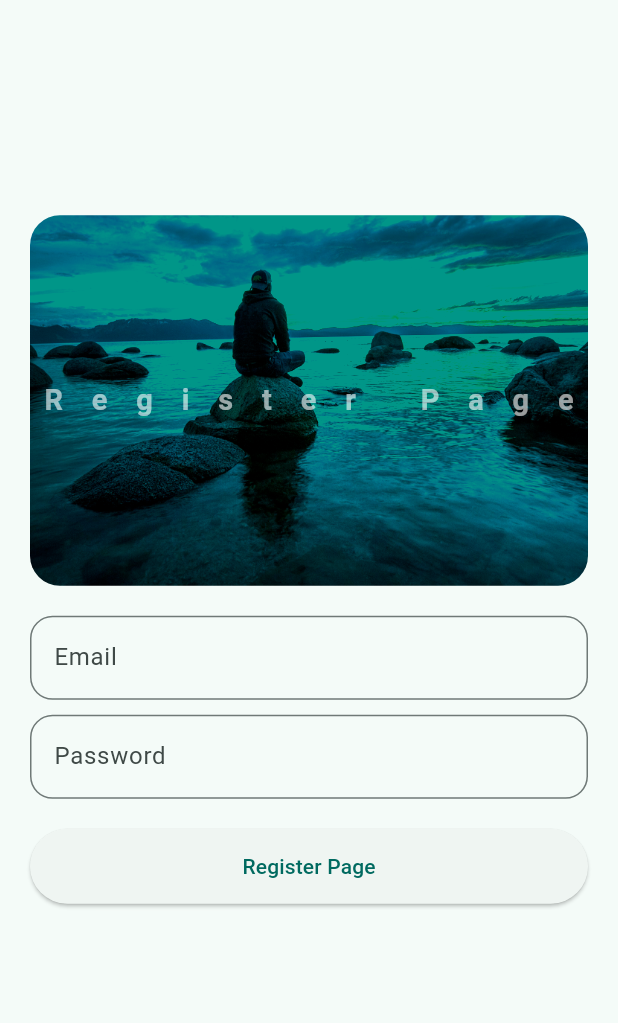
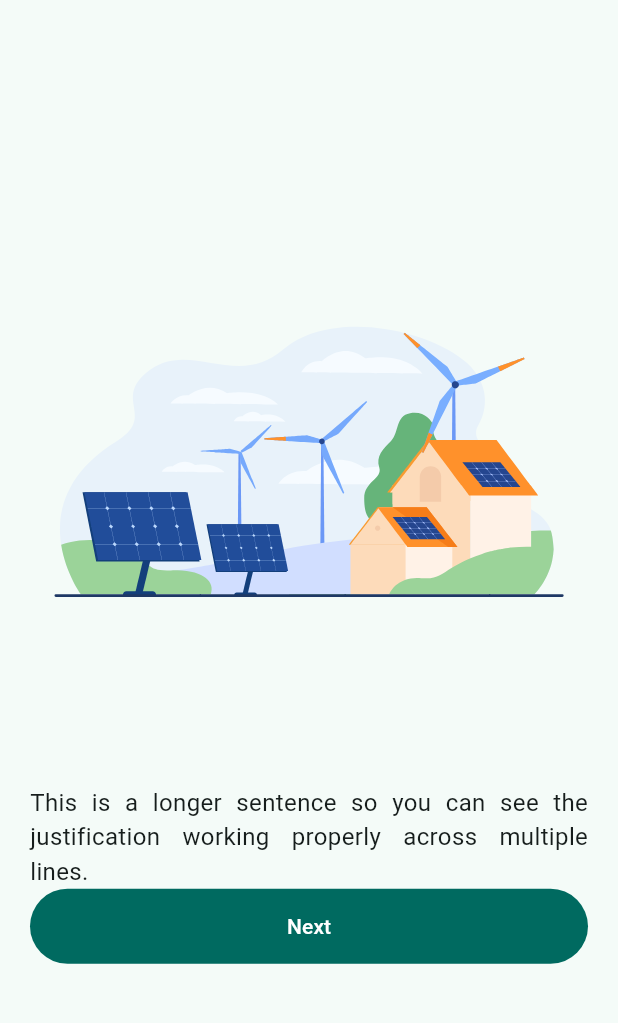
Before and after one commit to JBeluche/flutter_tutorial, a Flutter app: the screen it shows after launch, after a tap on "Get Started", on a phone screen of 412 x 824 dp, the part 63-1086 px from its top. Run offline on Flutter 3.47's test engine with Material 3 defaults, Android fonts, the phone set to English and light mode, and no system bars; our stand-ins replace lottie, shared_preferences.

Commit message:
UI Modifications

```diff
--- a/lib/data/constants.dart
+++ b/lib/data/constants.dart
@@ -11,6 +11,6 @@ class KTextStyle {
     fontWeight: FontWeight.bold,
   );
     static const TextStyle descriptionText = TextStyle(
-    fontSize: 12.0,
+    fontSize: 16.0,
   );
 }
--- a/lib/views/pages/login_page.dart
+++ b/lib/views/pages/login_page.dart
@@ -1,6 +1,6 @@
 import 'package:flutter/material.dart';
 import 'package:flutter_tutorial/views/widget_tree.dart';
-import 'package:flutter_tutorial/views/widgets/hero_widget.dart';
+import 'package:lottie/lottie.dart';
 
 class LoginPage extends StatefulWidget {
   const LoginPage({super.key, required this.title});
@@ -37,11 +37,13 @@ class _LoginPageState extends State<LoginPage> {
       body: Center(
         child: SingleChildScrollView(
           child: Padding(
+
             padding: const EdgeInsets.all(20.0),
             child: Column(
               mainAxisAlignment: MainAxisAlignment.center,
               children: [
-                HeroWidget(title: widget.title),
+                Lottie.asset('assets/lotties/house.json', height: 400.0),
+
                 SizedBox(height: 20),
                 TextField(
                   controller: controllerEmail,
@@ -65,8 +67,8 @@ class _LoginPageState extends State<LoginPage> {
                   onEditingComplete: () => setState(() {}),
                 ),
                 SizedBox(height: 20.0),
-                ElevatedButton(
-                  style: ElevatedButton.styleFrom(
+                FilledButton(
+                  style: FilledButton.styleFrom(
                     minimumSize: Size(double.infinity, 50),
                   ),
                   onPressed: () {
--- /dev/null
+++ b/lib/views/pages/onboarding_page.dart
@@ -0,0 +1,51 @@
+import 'package:flutter/material.dart';
+import 'package:flutter_tutorial/data/constants.dart';
+import 'package:flutter_tutorial/views/pages/login_page.dart';
+import 'package:lottie/lottie.dart';
+
+class OnboardingPage extends StatelessWidget {
+  const OnboardingPage({super.key});
+
+  @override
+  Widget build(BuildContext context) {
+    return Scaffold(
+      appBar: AppBar(title: Text('Login Page')),
+      body: Center(
+        child: SingleChildScrollView(
+          child: Padding(
+            padding: const EdgeInsets.all(20.0),
+            child: Column(
+              mainAxisAlignment: MainAxisAlignment.center,
+              children: [
+                Lottie.asset('assets/lotties/house.json', height: 400.0),
+                SizedBox(height: 20.0),
+                Text(
+                  'This is a longer sentence so you can see the justification working properly across multiple lines.',
+                  style: KTextStyle.descriptionText,
+                  textAlign: TextAlign.justify,
+                ),
+                FilledButton(
+                  style: FilledButton.styleFrom(
+                    minimumSize: Size(double.infinity, 50),
+                  ),
+                  onPressed: () {
+                    Navigator.push(
+                      context,
+                      MaterialPageRoute(
+                        builder: (context) {
+                          return LoginPage( title: 'Register',);
+                        },
+                      ),
+                    );
+                  },
+                  child: Text('Next'),
+                ),
+                SizedBox(height: 50.0),
+              ],
+            ),
+          ),
+        ),
+      ),
+    );
+  }
+}
--- a/lib/views/pages/welcome_page.dart
+++ b/lib/views/pages/welcome_page.dart
@@ -1,5 +1,6 @@
 import 'package:flutter/material.dart';
 import 'package:flutter_tutorial/views/pages/login_page.dart';
+import 'package:flutter_tutorial/views/pages/onboarding_page.dart';
 import 'package:lottie/lottie.dart';
 
 class WelcomePage extends StatelessWidget {
@@ -19,7 +20,11 @@ class WelcomePage extends StatelessWidget {
                 FittedBox(
                   child: Text(
                     'Flutter app',
-                    style: TextStyle(fontSize: 50.0, fontWeight: FontWeight.bold, letterSpacing: 50.0),
+                    style: TextStyle(
+                      fontSize: 50.0,
+                      fontWeight: FontWeight.bold,
+                      letterSpacing: 50.0,
+                    ),
                   ),
                 ),
                 SizedBox(height: 20.0),
@@ -32,14 +37,14 @@ class WelcomePage extends StatelessWidget {
                       context,
                       MaterialPageRoute(
                         builder: (context) {
-                          return LoginPage(title: 'Register Page');
+                          return OnboardingPage();
                         },
                       ),
                     );
                   },
                   child: Text('Get Started'),
                 ),
-                 TextButton(
+                TextButton(
                   style: TextButton.styleFrom(
                     minimumSize: Size(double.infinity, 50),
                   ),
```
